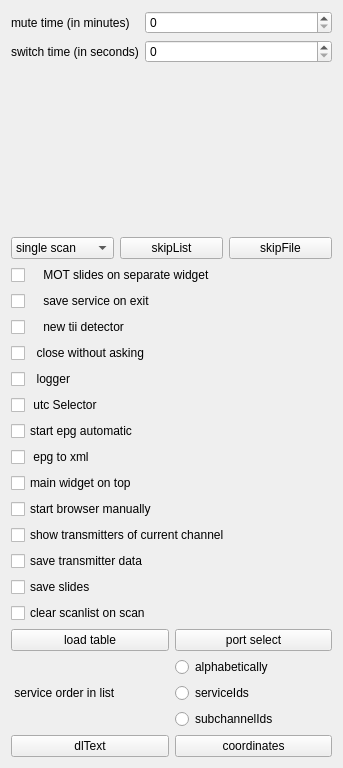
This is qt-dab-s4/forms-v4/config-helper.ui in JvanKatwijk/qt-dab as Qt 5 draws it before an edit. The edited form follows.
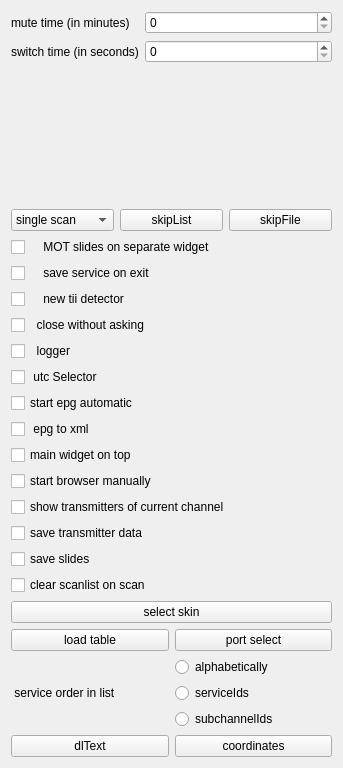
This is the edited form. Custom widgets are drawn as their Qt base class.

The edit to the form file:
```diff
--- a/qt-dab-s4/forms-v4/config-helper.ui
+++ b/qt-dab-s4/forms-v4/config-helper.ui
@@ -232,6 +232,16 @@
      </property>
     </widget>
    </item>
+   <item>
+    <widget class="QPushButton" name="skinSelector">
+     <property name="toolTip">
+      <string>&lt;html&gt;&lt;head/&gt;&lt;body&gt;&lt;p&gt;Select skin gives the opportunity to select one of a few skins, the selected skin will be active on the next program invocation&lt;/p&gt;&lt;/body&gt;&lt;/html&gt;</string>
+     </property>
+     <property name="text">
+      <string>select skin</string>
+     </property>
+    </widget>
+   </item>
    <item>
     <layout class="QHBoxLayout" name="horizontalLayout_2">
      <item>
```
